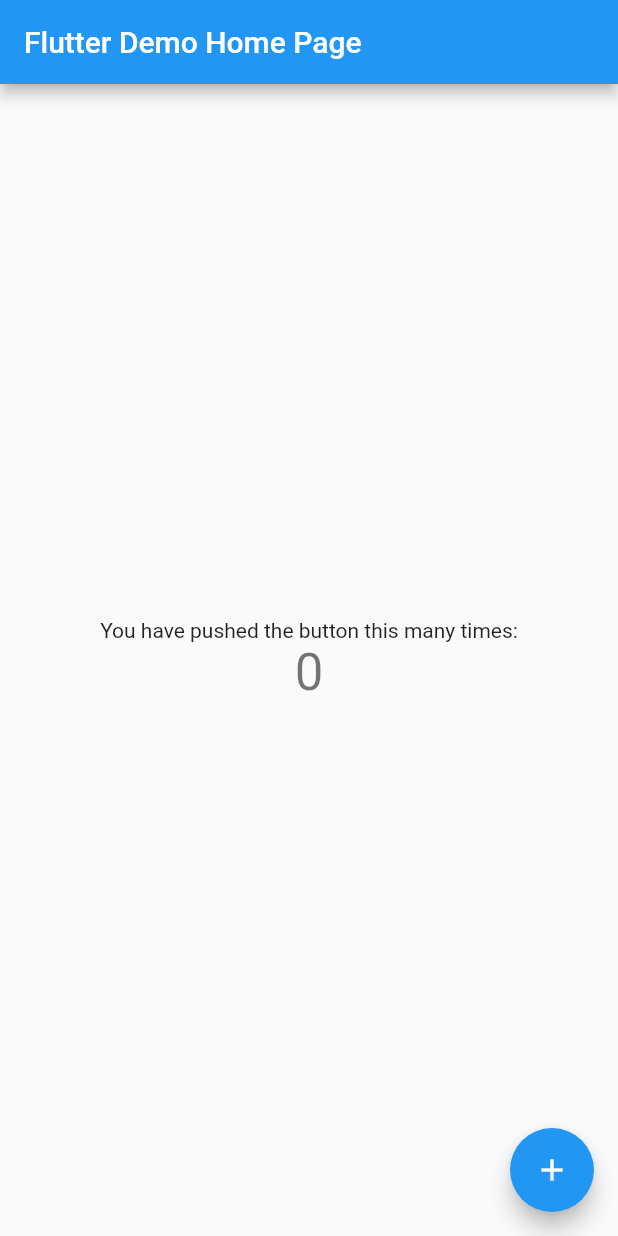
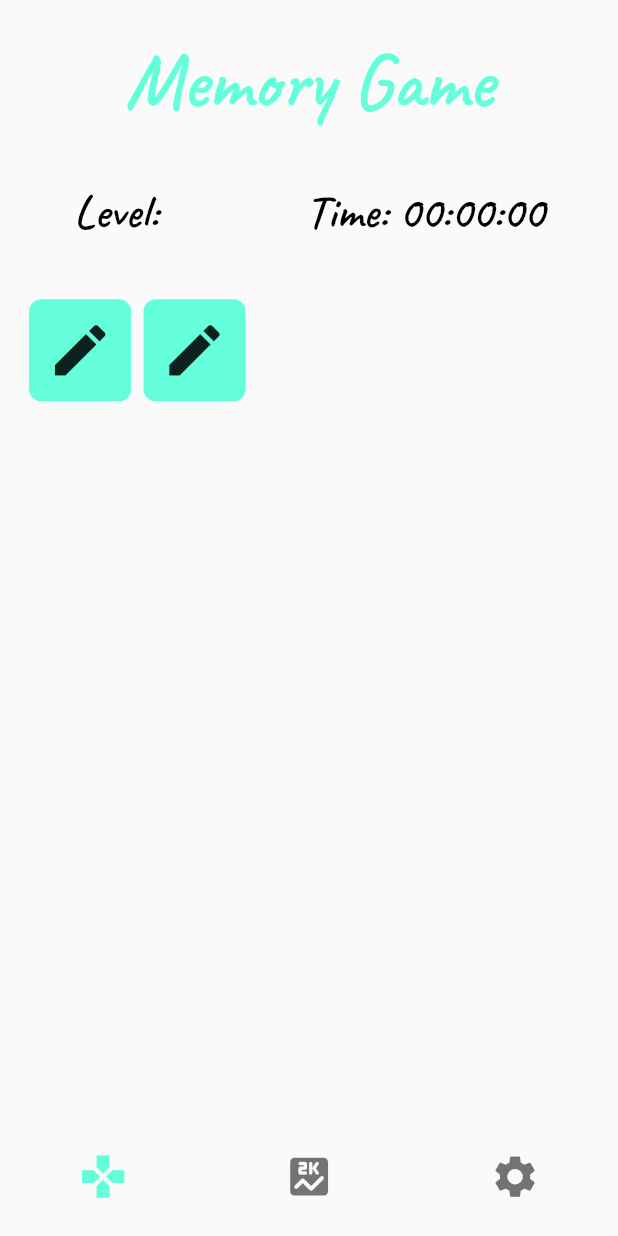
Before and after one commit to pawelpawlik9412/memory_game, a Flutter app: the screen it shows after launch, on a phone screen of 412 x 824 dp. Run offline on Flutter 3.47's test engine with Material 2 defaults, Android fonts, the phone set to English and light mode, and no system bars.

Commit message:
Added GamePage and MemoryCard responsive layout

```diff
--- /dev/null
+++ b/lib/custom_widgets/memory_card.dart
@@ -0,0 +1,32 @@
+import 'package:flutter/material.dart';
+import 'package:memory_game/size_config.dart';
+
+class MemoryCard extends StatelessWidget {
+  Color cardColor;
+  IconData cardIcon;
+
+  MemoryCard({@required this.cardColor, @required this.cardIcon});
+
+  @override
+  Widget build(BuildContext context) {
+    return Container(
+      padding: EdgeInsets.all(SizeConfig.widthMultiplier),
+      child: GestureDetector(
+        onTap: () {},
+        child: Container(
+          decoration: BoxDecoration(
+            borderRadius: BorderRadius.circular(SizeConfig.heightMultiplier),
+            color: cardColor,
+          ),
+          child: FittedBox(
+            fit: BoxFit.fill,
+            child: Container(
+              padding: EdgeInsets.all(SizeConfig.widthMultiplier * 1.5),
+              child: Icon(cardIcon),
+            ),
+          ),
+        ),
+      ),
+    );
+  }
+}
--- a/lib/main.dart
+++ b/lib/main.dart
@@ -1,113 +1,73 @@
 import 'package:flutter/material.dart';
+import 'package:memory_game/screens/game_page.dart';
+import 'package:memory_game/size_config.dart';
 
 void main() {
-  runApp(MyApp());
+  runApp(MemoryGame());
 }
 
-class MyApp extends StatelessWidget {
-  // This widget is the root of your application.
+class MemoryGame extends StatefulWidget {
+  @override
+  _MemoryGameState createState() => _MemoryGameState();
+}
+
+class _MemoryGameState extends State<MemoryGame> {
+  int _currentPage = 0;
+
   @override
   Widget build(BuildContext context) {
     return MaterialApp(
-      title: 'Flutter Demo',
-      theme: ThemeData(
-        // This is the theme of your application.
-        //
-        // Try running your application with "flutter run". You'll see the
-        // application has a blue toolbar. Then, without quitting the app, try
-        // changing the primarySwatch below to Colors.green and then invoke
-        // "hot reload" (press "r" in the console where you ran "flutter run",
-        // or simply save your changes to "hot reload" in a Flutter IDE).
-        // Notice that the counter didn't reset back to zero; the application
-        // is not restarted.
-        primarySwatch: Colors.blue,
+      home: LayoutBuilder(
+        builder: (context, constraints) {
+          return OrientationBuilder(
+            builder: (context, orientation) {
+              SizeConfig().init(constraints, orientation);
+              return Scaffold(
+                body: GamePage(),
+                bottomNavigationBar: _buildBottomNavigationBar(),
+              );
+            },
+          );
+        },
       ),
-      home: MyHomePage(title: 'Flutter Demo Home Page'),
+    );
+  }
+
+  BottomNavigationBar _buildBottomNavigationBar() {
+    return BottomNavigationBar(
+      elevation: 0.0,
+      selectedItemColor: Colors.tealAccent,
+      currentIndex: _currentPage,
+      items: [
+        BottomNavigationBarItem(
+          label: '',
+          icon: Icon(
+            Icons.gamepad,
+            size: SizeConfig.textMultiplier * 4.1,
+          ),
+        ),
+        BottomNavigationBarItem(
+          label: '',
+          icon: Icon(
+            Icons.score_rounded,
+            size: SizeConfig.textMultiplier * 4.1,
+          ),
+        ),
+        BottomNavigationBarItem(
+          label: '',
+          icon: Icon(
+            Icons.settings,
+            size: SizeConfig.textMultiplier * 4.1,
+          ),
+        ),
+      ],
+      onTap: (index) {
+        setState(
+          () {
+            _currentPage = index;
+          },
+        );
+      },
     );
   }
 }
-
-class MyHomePage extends StatefulWidget {
-  MyHomePage({Key key, this.title}) : super(key: key);
-
-  // This widget is the home page of your application. It is stateful, meaning
-  // that it has a State object (defined below) that contains fields that affect
-  // how it looks.
-
-  // This class is the configuration for the state. It holds the values (in this
-  // case the title) provided by the parent (in this case the App widget) and
-  // used by the build method of the State. Fields in a Widget subclass are
-  // always marked "final".
-
-  final String title;
-
-  @override
-  _MyHomePageState createState() => _MyHomePageState();
-}
-
-class _MyHomePageState extends State<MyHomePage> {
-  int _counter = 0;
-
-  void _incrementCounter() {
-    setState(() {
-      // This call to setState tells the Flutter framework that something has
-      // changed in this State, which causes it to rerun the build method below
-      // so that the display can reflect the updated values. If we changed
-      // _counter without calling setState(), then the build method would not be
-      // called again, and so nothing would appear to happen.
-      _counter++;
-    });
-  }
-
-  @override
-  Widget build(BuildContext context) {
-    // This method is rerun every time setState is called, for instance as done
-    // by the _incrementCounter method above.
-    //
-    // The Flutter framework has been optimized to make rerunning build methods
-    // fast, so that you can just rebuild anything that needs updating rather
-    // than having to individually change instances of widgets.
-    return Scaffold(
-      appBar: AppBar(
-        // Here we take the value from the MyHomePage object that was created by
-        // the App.build method, and use it to set our appbar title.
-        title: Text(widget.title),
-      ),
-      body: Center(
-        // Center is a layout widget. It takes a single child and positions it
-        // in the middle of the parent.
-        child: Column(
-          // Column is also a layout widget. It takes a list of children and
-          // arranges them vertically. By default, it sizes itself to fit its
-          // children horizontally, and tries to be as tall as its parent.
-          //
-          // Invoke "debug painting" (press "p" in the console, choose the
-          // "Toggle Debug Paint" action from the Flutter Inspector in Android
-          // Studio, or the "Toggle Debug Paint" command in Visual Studio Code)
-          // to see the wireframe for each widget.
-          //
-          // Column has various properties to control how it sizes itself and
-          // how it positions its children. Here we use mainAxisAlignment to
-          // center the children vertically; the main axis here is the vertical
-          // axis because Columns are vertical (the cross axis would be
-          // horizontal).
-          mainAxisAlignment: MainAxisAlignment.center,
-          children: <Widget>[
-            Text(
-              'You have pushed the button this many times:',
-            ),
-            Text(
-              '$_counter',
-              style: Theme.of(context).textTheme.headline4,
-            ),
-          ],
-        ),
-      ),
-      floatingActionButton: FloatingActionButton(
-        onPressed: _incrementCounter,
-        tooltip: 'Increment',
-        child: Icon(Icons.add),
-      ), // This trailing comma makes auto-formatting nicer for build methods.
-    );
-  }
-}
--- /dev/null
+++ b/lib/screens/game_page.dart
@@ -0,0 +1,97 @@
+import 'package:flutter/material.dart';
+import 'package:memory_game/custom_widgets/memory_card.dart';
+import 'package:memory_game/size_config.dart';
+
+class GamePage extends StatelessWidget {
+
+  List<MemoryCard> list =  [MemoryCard(cardColor: Colors.tealAccent, cardIcon: Icons.create), MemoryCard(cardColor: Colors.tealAccent, cardIcon: Icons.create)];
+  @override
+  Widget build(BuildContext context) {
+    return SafeArea(
+      child: Padding(
+        padding: EdgeInsets.symmetric(
+          vertical: SizeConfig.heightMultiplier * 2.6,
+        ),
+        child: Column(
+          crossAxisAlignment: CrossAxisAlignment.stretch,
+          children: [
+            Expanded(
+              flex: 1,
+              child: _buildGameScreenTitle(),
+            ),
+            Expanded(
+              flex: 10,
+              child: Container(
+                child: Column(
+                  children: [
+                    Expanded(
+                      flex: 2,
+                      child: _buildScoreView(),
+                    ),
+                    Expanded(
+                      flex: 10,
+                      child: Container(
+                        padding: EdgeInsets.symmetric(horizontal: SizeConfig.widthMultiplier * 3.7),
+                        child: GridView.builder(
+                          itemCount: list.length,
+                          gridDelegate: SliverGridDelegateWithFixedCrossAxisCount(
+                            crossAxisCount: 5,
+                          ),
+                          physics: NeverScrollableScrollPhysics(),
+                          itemBuilder: (BuildContext context, int index) {
+                            return list[index];
+                          },
+                        ),
+                      ),
+                    ),
+                  ],
+                ),
+              ),
+            ),
+          ],
+        ),
+      ),
+    );
+  }
+
+  Row _buildScoreView() {
+    return Row(
+      mainAxisAlignment: MainAxisAlignment.spaceAround,
+      children: [
+        Text(
+          'Level:',
+          style: TextStyle(
+            fontFamily: 'Caveat',
+            color: Colors.black,
+            fontWeight: FontWeight.w600,
+            fontSize: SizeConfig.textMultiplier * 3.8,
+          ),
+        ),
+        Text(
+          'Time: 00:00:00',
+          style: TextStyle(
+            fontFamily: 'Caveat',
+            color: Colors.black,
+            fontWeight: FontWeight.w600,
+            fontSize: SizeConfig.textMultiplier * 3.8,
+          ),
+        ),
+      ],
+    );
+  }
+
+  Center _buildGameScreenTitle() {
+    return Center(
+      child: Text(
+        'Memory Game',
+        textAlign: TextAlign.center,
+        style: TextStyle(
+          fontFamily: 'Caveat',
+          color: Colors.tealAccent,
+          fontWeight: FontWeight.w600,
+          fontSize: SizeConfig.textMultiplier * 6.3,
+        ),
+      ),
+    );
+  }
+}
--- /dev/null
+++ b/lib/size_config.dart
@@ -0,0 +1,54 @@
+import 'package:flutter/rendering.dart';
+import 'package:flutter/widgets.dart';
+
+class SizeConfig {
+
+  static double _screenWidth;
+  static double _screenHeight;
+  static double _blockWidth = 0;
+  static double _blockHeight = 0;
+
+  static double textMultiplier;
+  static double heightMultiplier;
+  static double widthMultiplier;
+  static bool portraitOrientation = true;
+  static bool _smallScreen = false;
+
+  void init(BoxConstraints constraints, Orientation orientation) {
+    if (orientation == Orientation.portrait) {
+      _screenWidth = constraints.maxWidth;
+      _screenHeight = constraints.maxHeight;
+      portraitOrientation = true;
+      if (constraints.maxWidth < 450.0) {
+        _smallScreen = true;
+      }
+      else {
+        _smallScreen = false;
+      }
+    }
+    else if (orientation == Orientation.landscape) {
+      _screenWidth = constraints.maxHeight;
+      _screenHeight = constraints.maxWidth;
+      portraitOrientation = false;
+      if (constraints.maxHeight < 450.0) {
+        _smallScreen = true;
+      }
+      else {
+        _smallScreen = false;
+      }
+    }
+    _blockWidth = _screenWidth / 100;
+    _blockHeight = _screenHeight / 100;
+    textMultiplier = _blockHeight;
+    heightMultiplier = _blockHeight;
+    widthMultiplier = _blockWidth;
+  }
+
+  get screenSize {
+    if (_smallScreen == true) {
+      return true;
+    } else {
+      return false;
+    }
+  }
+}
```
Also changed, not shown: pubspec.yaml (+8 -56 lines), assets/fonts/Caveat-VariableFont_wght.ttf (added), 1 other file.
